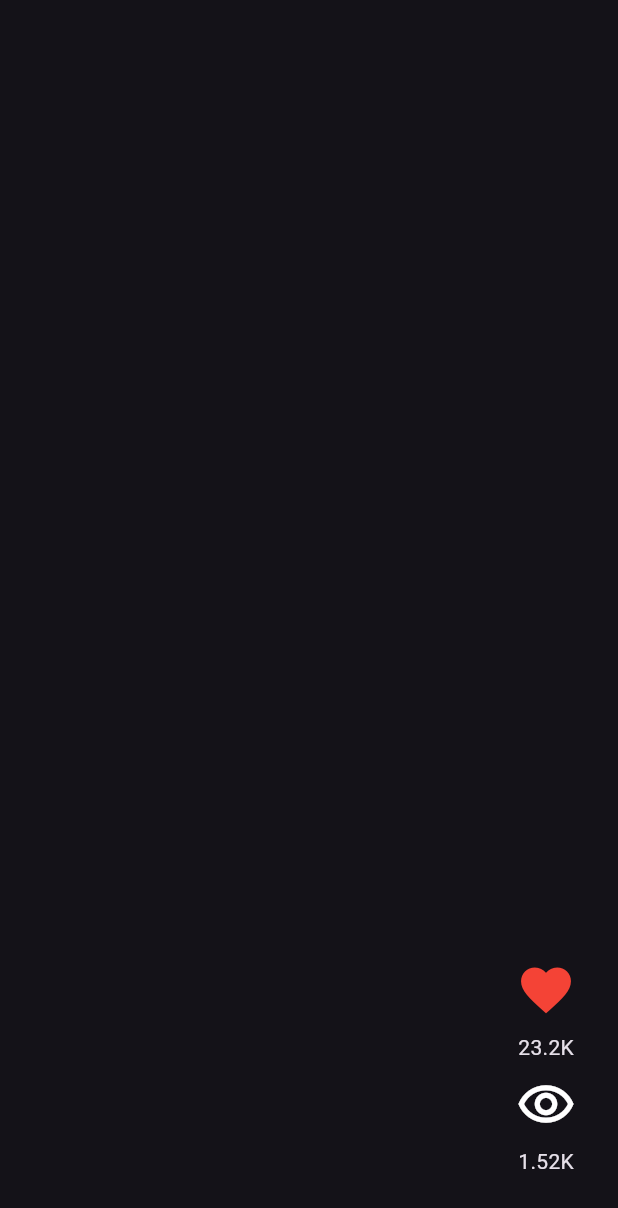
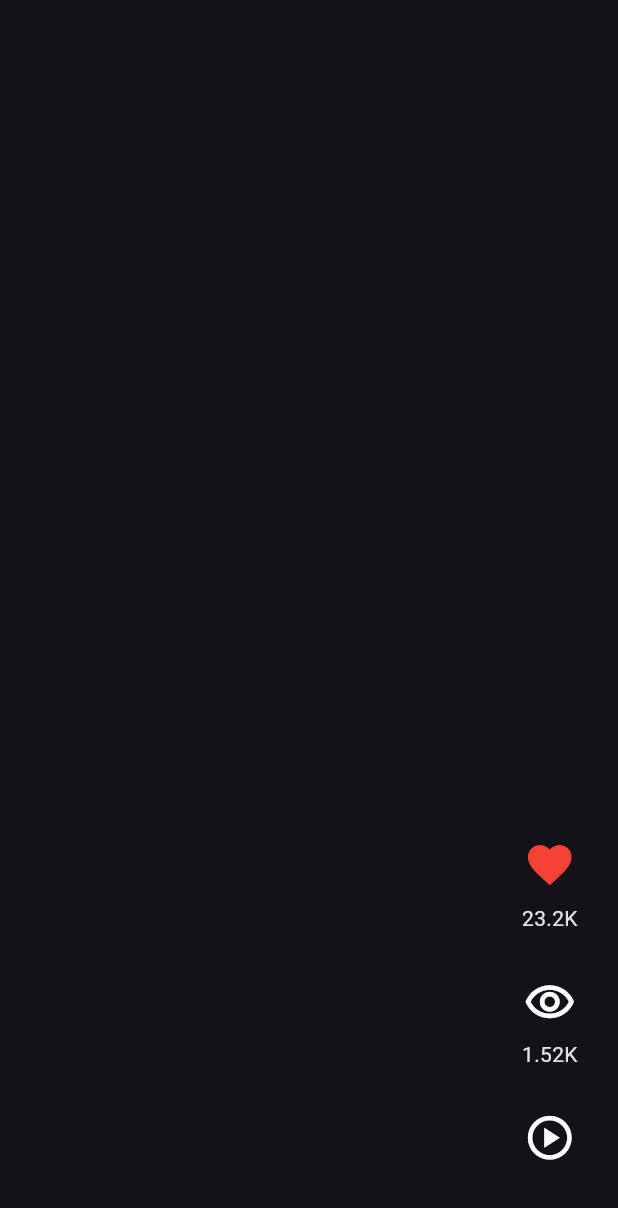
Before and after one commit to josetapia97/TikiTok, a Flutter app: the screen it shows after launch, on a phone screen of 412 x 824 dp. Shown: the top 1208 px of the screen. Run offline on Flutter 3.47's test engine with Material 2 defaults, Android fonts, the phone set to English and light mode, and no system bars.

Commit message:
Animacion: animate_do

```diff
--- a/lib/presentation/screens/discover/widgets/shared/video_buttons.dart
+++ b/lib/presentation/screens/discover/widgets/shared/video_buttons.dart
@@ -1,3 +1,4 @@
+import 'package:animate_do/animate_do.dart';
 import 'package:flutter/material.dart';
 import 'package:toktik/config/helpers/human_formats.dart';
 import 'package:toktik/domain/entities/video_post.dart';
@@ -11,7 +12,13 @@ class VideoButtons extends StatelessWidget {
     return Column(
       children: [
       _CustomIconButton(value: video.likes, iconColor: Colors.red, iconData: Icons.favorite,),
-      _CustomIconButton(value: video.views, iconData: Icons.remove_red_eye_outlined,)
+      const SizedBox(height: 20),
+      _CustomIconButton(value: video.views, iconData: Icons.remove_red_eye_outlined,),
+      const SizedBox(height: 20),
+      SpinPerfect(
+        infinite:true,
+        duration: const Duration(seconds: 5),
+        child: const _CustomIconButton(value: 0, iconData: Icons.play_circle_outlined,))
       ],
     );
   }
@@ -33,9 +40,10 @@ class _CustomIconButton extends StatelessWidget {
         IconButton(
             onPressed: () {},
             icon: Icon(
-              iconData,color: color,size:40 ,
+              iconData,color: color,size:35 ,
             )),
-            Text(HumanFormats.humanReadbleNumber(value.toDouble()))
+            if(value > 0)
+              Text(HumanFormats.humanReadbleNumber(value.toDouble()))
       ],
     );
   }
--- a/pubspec.yaml
+++ b/pubspec.yaml
@@ -28,6 +28,7 @@ environment:
 # the latest version available on pub.dev. To see which dependencies have newer
 # versions available, run `flutter pub outdated`.
 dependencies:
+  animate_do: ^3.1.2
   cupertino_icons: ^1.0.2
   flutter:
     sdk: flutter
```
Also changed, not shown: pubspec.lock.
